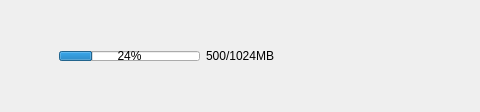
This is clouddisk/buttongroup.ui in awake1234/trainingproject as Qt 5 draws it before an edit; both pictures show x 567 to 1047 and y 0 to 112 of the 1160 by 112 pixel window. The edited form follows.
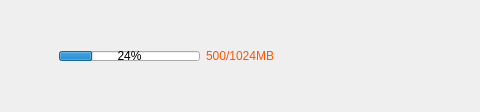
This is the edited form. Icons and pictures are not drawn.

The edit to the form file:
```diff
--- a/clouddisk/buttongroup.ui
+++ b/clouddisk/buttongroup.ui
@@ -306,6 +306,9 @@
    </item>
    <item>
     <widget class="QLabel" name="label_userspace">
+     <property name="styleSheet">
+      <string notr="true">color: rgb(255, 85, 0);</string>
+     </property>
      <property name="text">
       <string>500/1024MB</string>
      </property>
```
